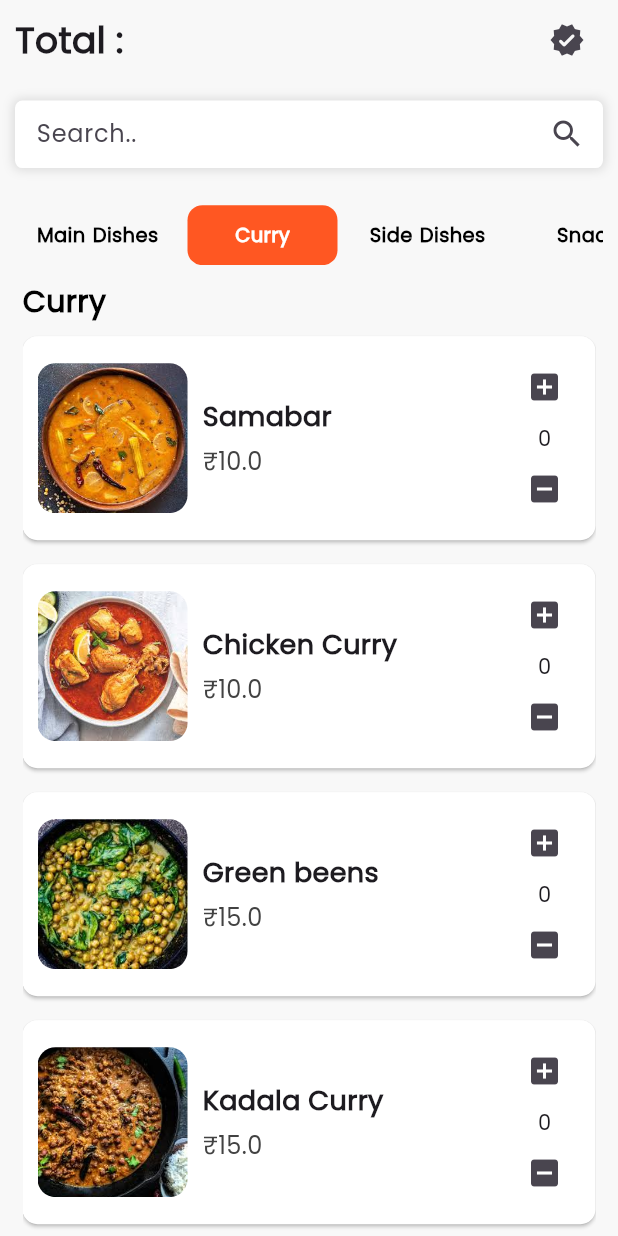
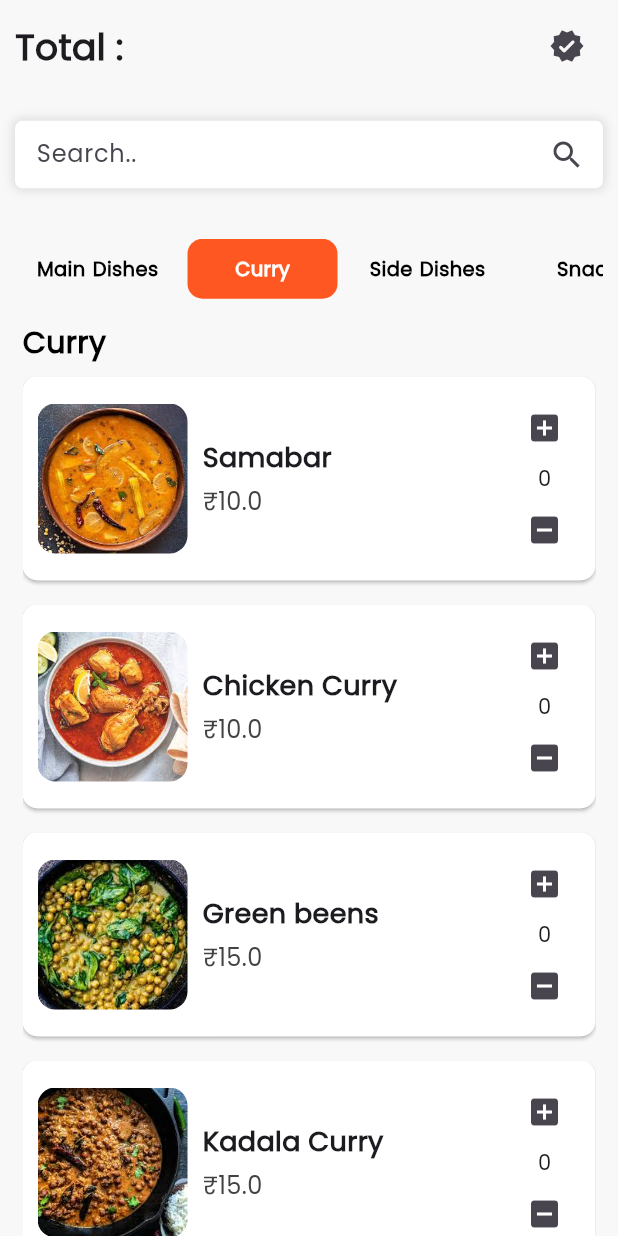
Before and after one commit to akhil-bhaskaran/DepTrack, a Flutter app: the MenuPage screen opened directly, after a tap on "Curry", on a phone screen of 412 x 824 dp. Run offline on Flutter 3.47's test engine with Material 3 defaults, Android fonts, the phone set to English and light mode, and no system bars; our stand-ins replace curved_navigation_bar, timeline_tile; missing offline and left inert: insta_image_viewer.

Commit message:
error correction

```diff
--- a/lib/pages/menu.dart
+++ b/lib/pages/menu.dart
@@ -31,7 +31,7 @@ class _MenuPageState extends State<MenuPage> {
             Container(
               padding: const EdgeInsets.symmetric(horizontal: 10),
               width: MediaQuery.of(context).size.width,
-              height: MediaQuery.of(context).size.height / 4.6,
+              height: MediaQuery.of(context).size.height / 4,
               color: ColorPattern.gr,
               child: Center(
                 child: Column(
@@ -56,7 +56,7 @@ class _MenuPageState extends State<MenuPage> {
                     Container(
                       height: 45,
                       decoration: BoxDecoration(
-                          boxShadow: [
+                          boxShadow: const [
                             BoxShadow(
                                 blurRadius: 5,
                                 spreadRadius: 1,
```
